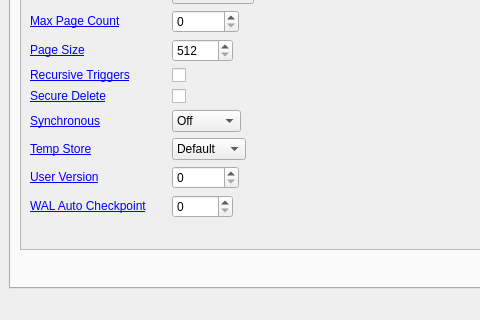
Above: src/MainWindow.ui from sqlitebrowser/sqlitebrowser before the change; both pictures show x 0 to 480 and y 310 to 630 of the 1037 by 630 pixel window. Below: the same form after it.
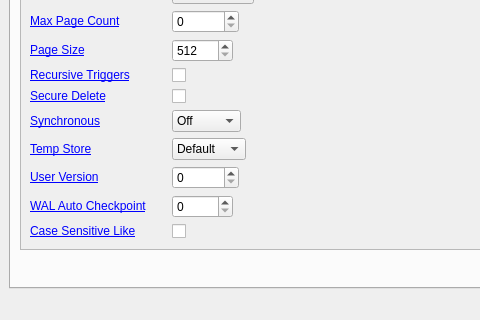
That is the form after the change. The open tabs and pages were chosen to show the change. Icons and pictures are not drawn. Custom widgets are drawn as their Qt base class.

Commit message:
Allow "getting" and setting case_sensitive_like pragma
In order to allow case insensitive filtering, the pragma
case_sensitive_like is added to the GUI. Given that this pragma cannot be
read, a special SELECT request is made in DBBrowserDB::getPragma for
inferring its value.

See issue #1489.

```diff
--- a/src/MainWindow.ui
+++ b/src/MainWindow.ui
@@ -823,6 +823,26 @@
               </property>
              </widget>
             </item>
+            <item row="17" column="0">
+             <widget class="QLabel" name="labelPragmaCaseSensitiveLike">
+              <property name="text">
+               <string>&lt;html&gt;&lt;head/&gt;&lt;body&gt;&lt;p&gt;&lt;a href=&quot;https://www.sqlite.org/pragma.html#pragma_case_sensitive_like&quot;&gt;Case Sensitive Like&lt;/a&gt;&lt;/p&gt;&lt;/body&gt;&lt;/html&gt;</string>
+              </property>
+              <property name="openExternalLinks">
+               <bool>true</bool>
+              </property>
+              <property name="buddy">
+               <cstring>checkboxPragmaCaseSensitiveLike</cstring>
+              </property>
+             </widget>
+            </item>
+            <item row="17" column="1">
+             <widget class="QCheckBox" name="checkboxPragmaCaseSensitiveLike">
+              <property name="text">
+               <string/>
+              </property>
+             </widget>
+            </item>
            </layout>
           </widget>
          </widget>
```
The commit also changes 3 other files.
